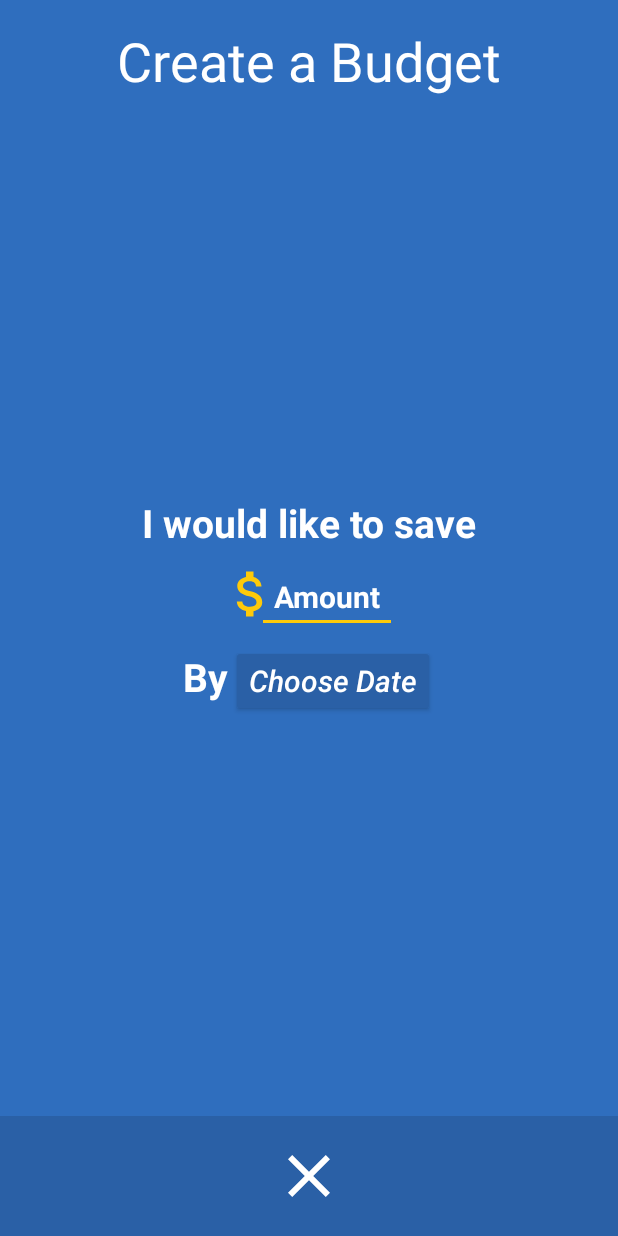
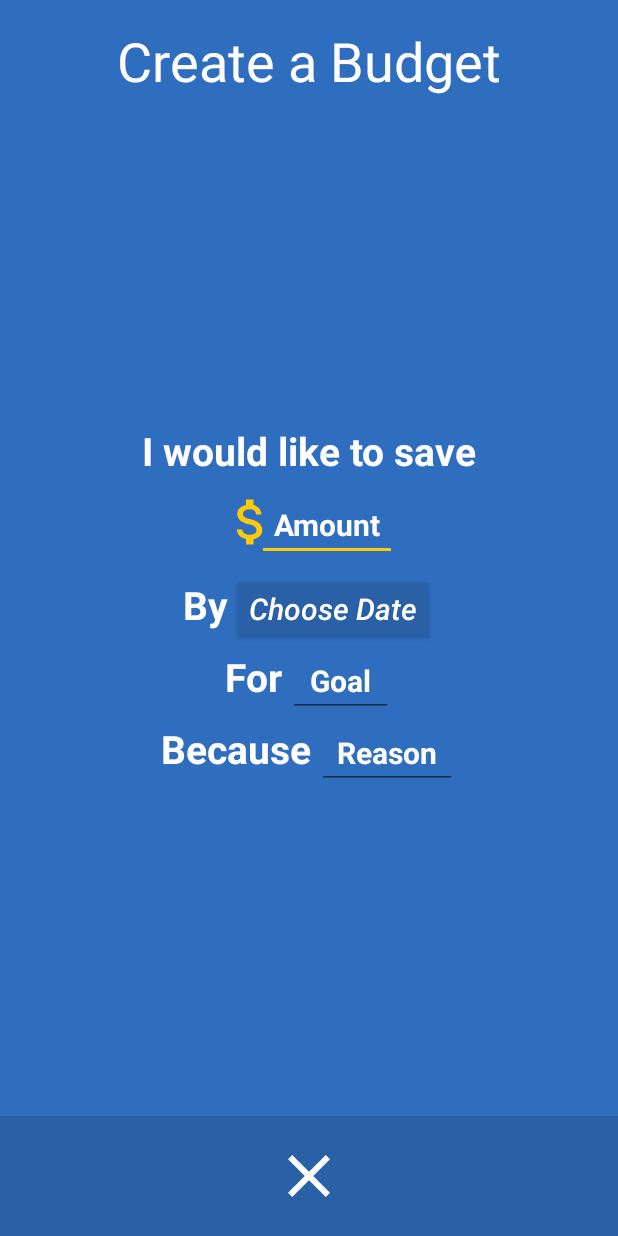
Before and after one commit to zainh96/bluemix-hackathon-Apr16, an Android app: the CreateBudgetActivity screen opened directly, with no data from a screen before it, on a phone screen of 412 x 824 dp. Run offline under Robolectric (Android 15) with nearby library versions, the phone set to English and light mode, and no system bars; libraries missing offline, so code that uses them is left out: com.codetroopers.betterpickers.

Commit message:
Added more fields

```diff
--- a/app/src/main/AndroidManifest.xml
+++ b/app/src/main/AndroidManifest.xml
@@ -3,6 +3,7 @@
     package="com.rbc.rbcbudgets">
 
     <application
+        android:screenOrientation="portrait"
         android:allowBackup="true"
         android:icon="@mipmap/ic_launcher"
         android:label="@string/app_name"
@@ -10,7 +11,6 @@
         android:theme="@style/AppTheme">
         <activity
             android:name=".LoginActivity"
-            android:screenOrientation="portrait"
             android:theme="@style/NoActionBar">
             <intent-filter>
                 <action android:name="android.intent.action.MAIN" />
--- a/app/src/main/java/com/rbc/rbcbudgets/BudgetTarget.java
+++ b/app/src/main/java/com/rbc/rbcbudgets/BudgetTarget.java
@@ -7,6 +7,8 @@ public class BudgetTarget {
     private int targetYear = 2016;
     private int targetMonth = 3; // 0 indexed.
     private int targetDayOfMonth = 9; // not 0 indexed.
+    private String goal = "";
+    private String because = "";
 
     public double getTargetSaveGoal() {
         return targetSaveGoal;
@@ -39,4 +41,20 @@ public class BudgetTarget {
     public void setTargetDayOfMonth(int targetDayOfMonth) {
         this.targetDayOfMonth = targetDayOfMonth;
     }
+
+    public String getGoal() {
+        return goal;
+    }
+
+    public void setGoal(String goal) {
+        this.goal = goal;
+    }
+
+    public String getBecause() {
+        return because;
+    }
+
+    public void setBecause(String because) {
+        this.because = because;
+    }
 }
--- a/app/src/main/java/com/rbc/rbcbudgets/CreateBudgetActivity.java
+++ b/app/src/main/java/com/rbc/rbcbudgets/CreateBudgetActivity.java
@@ -50,7 +50,7 @@ public class CreateBudgetActivity extends AppCompatActivity implements ImageButt
         final int currentFragment = viewer.getCurrentItem();
 
         if (id == R.id.create_prev) {
-
+            viewer.setCurrentItem(currentFragment - 1);
         } else if (id == R.id.create_next) {
             // save form
             fragments.get(currentFragment).fillForm(this.targetForm);
--- a/app/src/main/java/com/rbc/rbcbudgets/CreateBudgetStepOneFragment.java
+++ b/app/src/main/java/com/rbc/rbcbudgets/CreateBudgetStepOneFragment.java
@@ -19,10 +19,12 @@ import java.util.Calendar;
 public class CreateBudgetStepOneFragment extends FormFragment implements View.OnClickListener, CalendarDatePickerDialogFragment.OnDateSetListener {
 
     private FormCompletion mCallBack;
-    private EditText amountInput;
+    private EditText amountInput, forInput, becauseInput;
     private Button dateButton;
     private boolean amountIsFilled = false;
     private boolean dateIsFilled = true;
+    private boolean forIsFilled = false;
+    private boolean becauseIsFilled = false;
     private String months[];
     private int year;
     private int month ;
@@ -55,9 +57,12 @@ public class CreateBudgetStepOneFragment extends FormFragment implements View.On
         View v = inflater.inflate(R.layout.fragment_create_budget_step_one, container, false);
 
         amountInput = (EditText) v.findViewById(R.id.step_one_amount_input);
+        forInput = (EditText) v.findViewById(R.id.step_one_for_input);
+        becauseInput = (EditText) v.findViewById(R.id.step_one_because_input);
         dateButton = (Button) v.findViewById(R.id.step_one_date_input);
 
         dateButton.setOnClickListener(this);
+
         amountInput.addTextChangedListener(new TextWatcher() {
             @Override
             public void beforeTextChanged(CharSequence s, int start, int count, int after) {
@@ -67,7 +72,41 @@ public class CreateBudgetStepOneFragment extends FormFragment implements View.On
             @Override
             public void onTextChanged(CharSequence s, int start, int before, int count) {
                 amountIsFilled = s.length() > 0;
-                checkForm(amountIsFilled && dateIsFilled);
+                checkForm(amountIsFilled && dateIsFilled && forIsFilled && becauseIsFilled);
+            }
+
+            @Override
+            public void afterTextChanged(Editable s) {
+
+            }
+        });
+        forInput.addTextChangedListener(new TextWatcher() {
+            @Override
+            public void beforeTextChanged(CharSequence s, int start, int count, int after) {
+
+            }
+
+            @Override
+            public void onTextChanged(CharSequence s, int start, int before, int count) {
+                forIsFilled = s.length() > 0;
+                checkForm(amountIsFilled && dateIsFilled && forIsFilled && becauseIsFilled);
+            }
+
+            @Override
+            public void afterTextChanged(Editable s) {
+
+            }
+        });
+        becauseInput.addTextChangedListener(new TextWatcher() {
+            @Override
+            public void beforeTextChanged(CharSequence s, int start, int count, int after) {
+
+            }
+
+            @Override
+            public void onTextChanged(CharSequence s, int start, int before, int count) {
+                becauseIsFilled = s.length() > 0;
+                checkForm(amountIsFilled && dateIsFilled && forIsFilled && becauseIsFilled);
             }
 
             @Override
@@ -114,7 +153,7 @@ public class CreateBudgetStepOneFragment extends FormFragment implements View.On
         this.month = monthOfYear;
         this.dayOfMonth = dayOfMonth;
 
-        checkForm(dateIsFilled && amountIsFilled);
+        checkForm(dateIsFilled && amountIsFilled && forIsFilled && becauseIsFilled);
     }
 
     public CreateBudgetStepOneFragment setFormCompletionCallback(FormCompletion f){
--- a/app/src/main/res/layout/fragment_create_budget_step_one.xml
+++ b/app/src/main/res/layout/fragment_create_budget_step_one.xml
@@ -82,5 +82,67 @@
                 android:layout_width="wrap_content"
                 android:layout_height="wrap_content" />
         </LinearLayout>
+
+        <!-- For Entry -->
+        <LinearLayout
+            android:orientation="horizontal"
+            android:layout_gravity="center_horizontal"
+            android:layout_width="wrap_content"
+            android:layout_height="wrap_content">
+
+            <TextView
+                android:textStyle="bold"
+                android:textSize="26sp"
+                android:textColor="@android:color/white"
+                android:text="For"
+                android:layout_width="wrap_content"
+                android:layout_height="wrap_content" />
+
+            <EditText
+                android:layout_marginStart="4dp"
+                android:textSize="20sp"
+                android:textStyle="bold"
+                android:id="@+id/step_one_for_input"
+                android:textColorLink="@android:color/white"
+                android:textColor="@android:color/white"
+                android:textColorHint="@android:color/white"
+                android:textAlignment="center"
+                android:hint="Goal"
+                android:singleLine="false"
+                android:minEms="3"
+                android:layout_width="wrap_content"
+                android:layout_height="wrap_content" />
+        </LinearLayout>
+
+        <!-- Because -->
+        <LinearLayout
+            android:orientation="horizontal"
+            android:layout_gravity="center_horizontal"
+            android:layout_width="wrap_content"
+            android:layout_height="wrap_content">
+
+            <TextView
+                android:textStyle="bold"
+                android:textSize="26sp"
+                android:textColor="@android:color/white"
+                android:text="Because"
+                android:layout_width="wrap_content"
+                android:layout_height="wrap_content" />
+
+            <EditText
+                android:layout_marginStart="4dp"
+                android:textSize="20sp"
+                android:textStyle="bold"
+                android:id="@+id/step_one_because_input"
+                android:textColorLink="@android:color/white"
+                android:textColor="@android:color/white"
+                android:textColorHint="@android:color/white"
+                android:textAlignment="center"
+                android:hint="Reason"
+                android:singleLine="false"
+                android:minEms="4"
+                android:layout_width="wrap_content"
+                android:layout_height="wrap_content" />
+        </LinearLayout>
     </LinearLayout>
 </FrameLayout>
--- a/app/src/main/res/layout/fragment_create_budget_step_two.xml
+++ b/app/src/main/res/layout/fragment_create_budget_step_two.xml
@@ -2,6 +2,7 @@
     xmlns:tools="http://schemas.android.com/tools"
     android:layout_width="match_parent"
     android:layout_height="match_parent"
+    android:background="@color/colorPrimary"
     tools:context="com.rbc.rbcbudgets.CreateBudgetStepTwoFragment">
 
 
```
